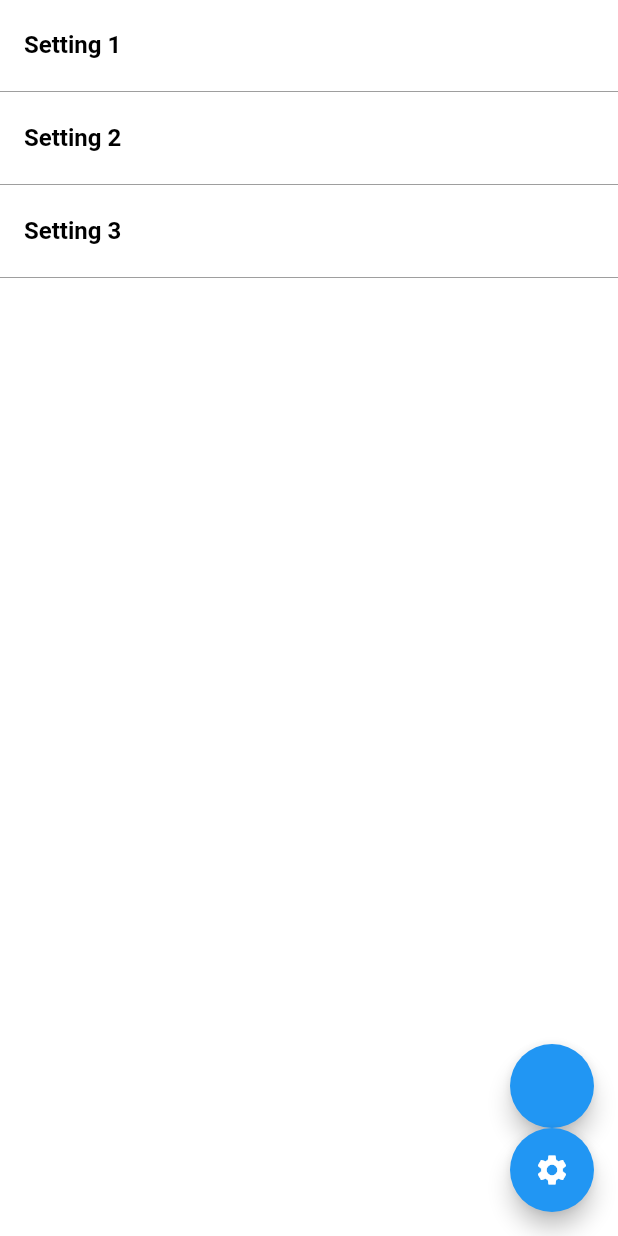
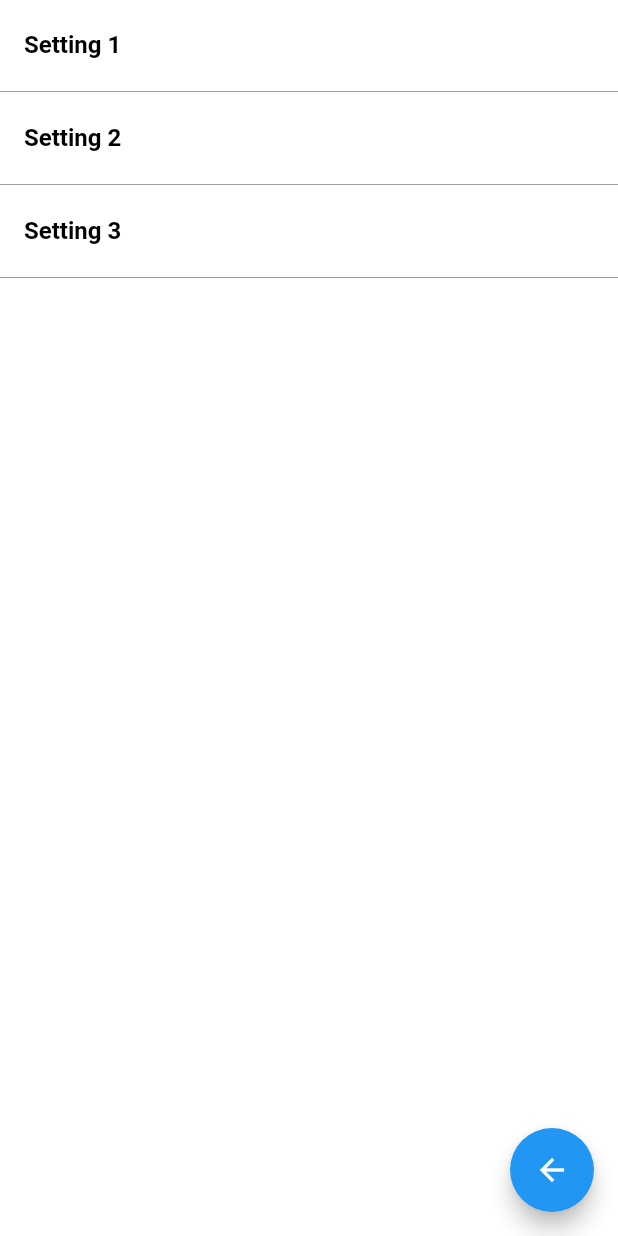
Before and after one commit to smacademic/project-cgkm, a Flutter app: the SettingsScreen screen opened by its route, on a phone screen of 412 x 824 dp. Run offline on Flutter 3.47's test engine with Material 2 defaults, Android fonts, the phone set to English and light mode, and no system bars; our stand-ins replace sqflite; accounts and stored records are empty.

Commit message:
Update screen_settings.dart
Replaced old floatingActionBar (FAB) with a back arrow FAB that will return the user to the previous screen. Removed unneccesary function void_toSettingsScreen.

```diff
--- a/client/src/arcplanner/lib/screen_settings.dart
+++ b/client/src/arcplanner/lib/screen_settings.dart
@@ -24,10 +24,6 @@ class _SettingsScreenState extends State<SettingsScreen> {
   void _toPreviousScreen() {
     //Navigator.pop(context);
     Navigator.pushNamed(context, '/about');
-  }
-
-  void _toSettingScreen() {
-    Navigator.pushNamed(context, '/settings');
   }
 
 // Create a temporary list to store 'dummy' settings
@@ -95,14 +91,9 @@ List<String> settingsList = ["Setting 1", "Setting 2", "Setting 3"];
         children: <Widget>[
           FloatingActionButton(
             heroTag: 0,
+            child: Icon(Icons.arrow_back, color: Colors.white,),
             foregroundColor: Colors.blue,
             onPressed: _toPreviousScreen,
-          ),
-          FloatingActionButton(
-            heroTag: 1,
-            child: Icon(Icons.settings, color: Colors.white,),
-            foregroundColor: Colors.blue,
-            onPressed: _toSettingScreen,
           ),
         ]
       ),
```
